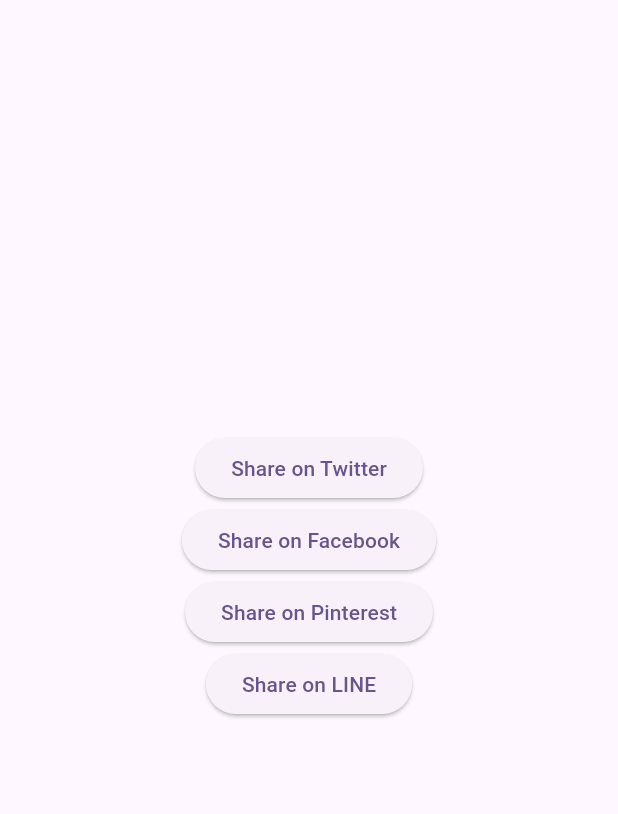
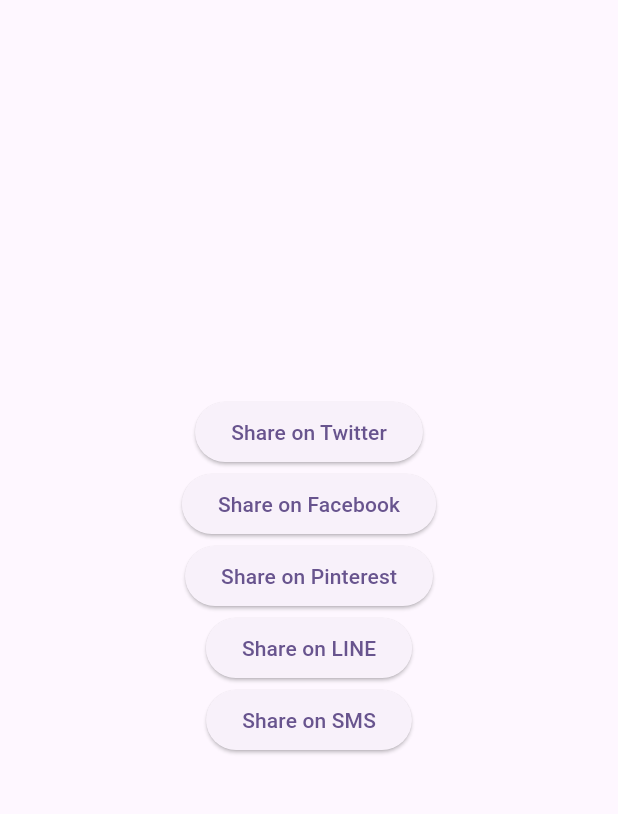
Before and after one commit to yfujiki/share_url_sns, a Flutter app: the screen it shows after launch, on a phone screen of 412 x 824 dp, the part 84-898 px from its top. Run offline on Flutter 3.47's test engine with Material 3 defaults, Android fonts, the phone set to English and light mode, and no system bars.

Commit message:
Share on SMS

```diff
--- a/lib/main.dart
+++ b/lib/main.dart
@@ -74,6 +74,10 @@ enum SNSType {
   line(
     title: 'LINE',
     url: 'https://line.me/R/share?text=https%3A%2F%2Fwww.google.com',
+  ),
+  sms(
+    title: 'SMS',
+    url: 'sms:?body=https%3A%2F%2Fwww.google.com',
   );
 
   final String title;
```
